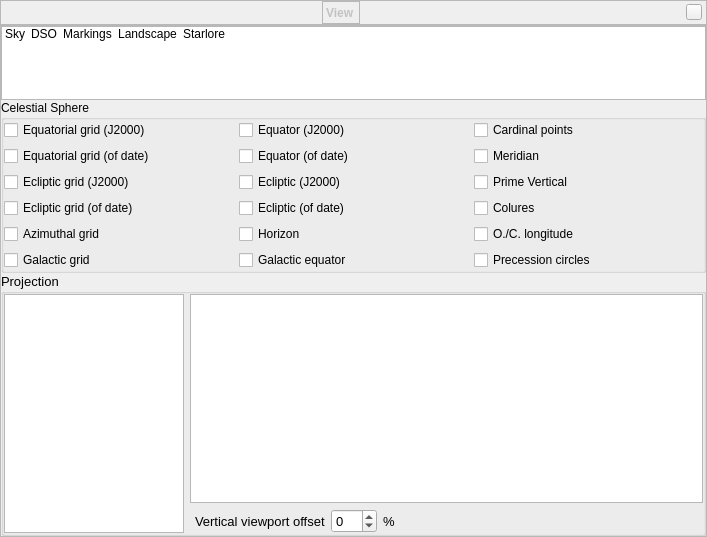
Old version of the form src/gui/viewDialog.ui in the repository 519984307/stellarium_src.
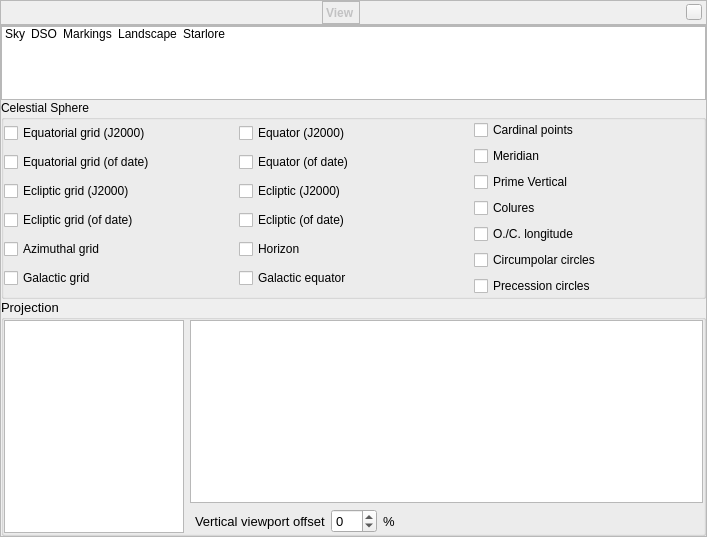
New version of the form. The open tabs and pages were chosen to show the change. Icons and pictures are not drawn. Custom widgets are drawn as their Qt base class.

Commit message: Added Circumpolar Circles

Patch:
```diff
--- a/src/gui/viewDialog.ui
+++ b/src/gui/viewDialog.ui
@@ -1759,6 +1759,16 @@
                    </property>
                   </widget>
                  </item>
+                 <item>
+                  <widget class="QCheckBox" name="showCircumpolarCirclesCheckBox">
+                   <property name="toolTip">
+                    <string>These circles delimit stars which stay always above (respectively below) the mathematical horizon.</string>
+                   </property>
+                   <property name="text">
+                    <string>Circumpolar circles</string>
+                   </property>
+                  </widget>
+                 </item>
                  <item>
                   <widget class="QCheckBox" name="showPrecessionCirclesCheckBox">
                    <property name="toolTip">
```
Left out of the diff: 4 changed lines with no effect on the pictures. The commit also changes 4 other files.
